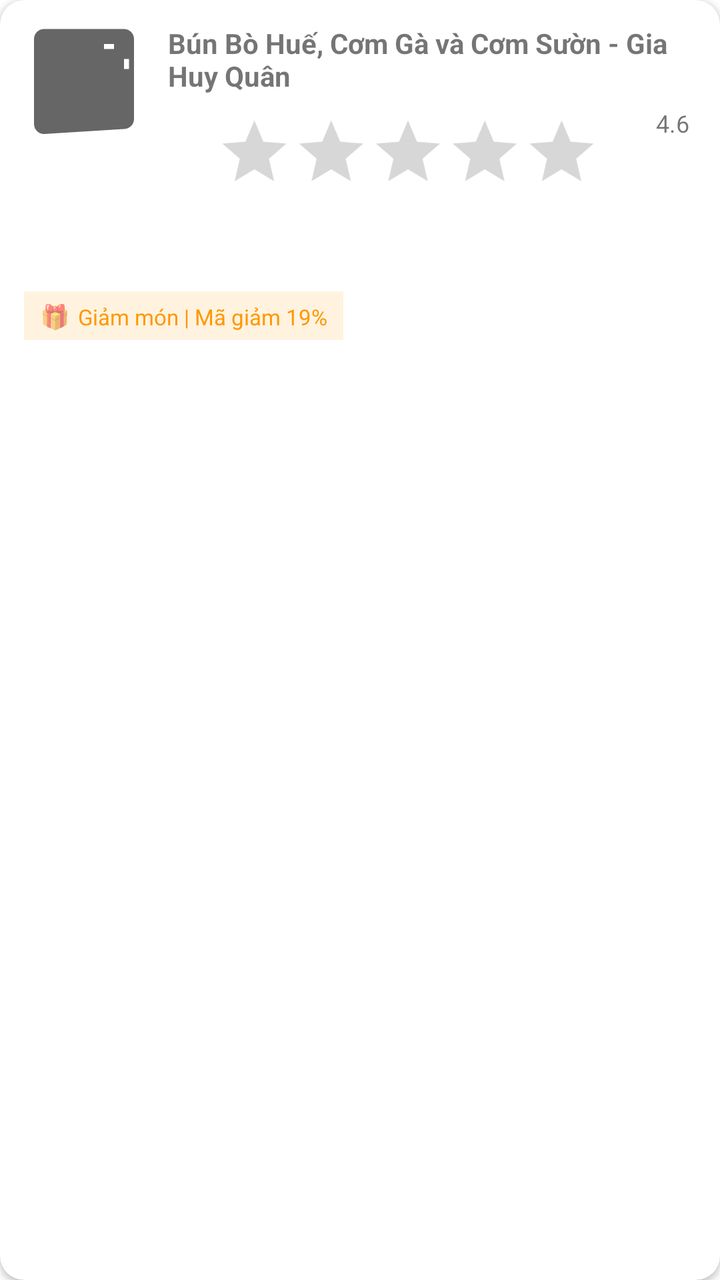
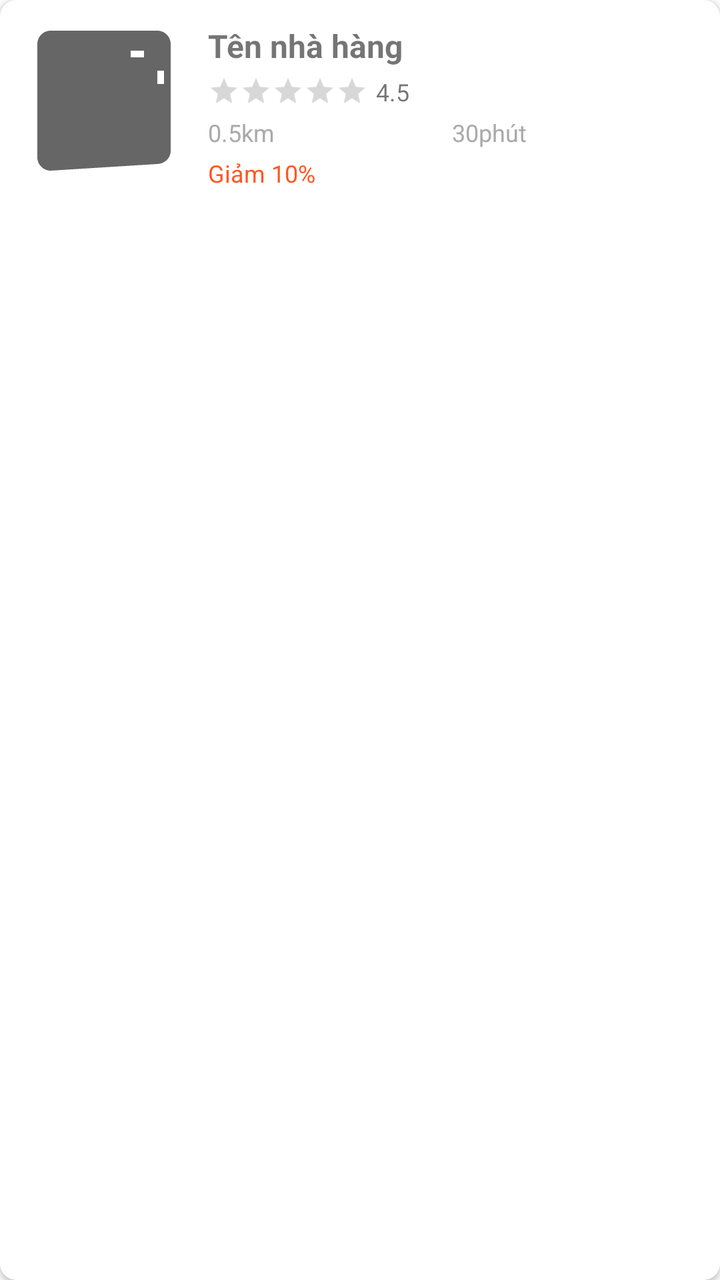

Before-and-after screenshots of an Android layout around one commit, followed by the original layout XML and the change that was made.
<!-- AndroidManifest.xml: application theme Theme.FoodOrder -->
<!-- res/layout/item_suggest_restaurant.xml -->
<?xml version="1.0" encoding="utf-8"?>
<androidx.cardview.widget.CardView xmlns:android="http://schemas.android.com/apk/res/android"
    xmlns:app="http://schemas.android.com/apk/res-auto"
    android:layout_width="match_parent"
    android:layout_height="wrap_content"
    android:layout_marginBottom="12dp"
    app:cardCornerRadius="12dp"
    app:cardElevation="2dp">

    <LinearLayout
        android:layout_width="match_parent"
        android:layout_height="wrap_content"
        android:orientation="vertical"
        android:padding="12dp">

        
        <LinearLayout
            android:layout_width="match_parent"
            android:layout_height="wrap_content"
            android:orientation="horizontal">

            <ImageView
                android:id="@+id/ivRestaurantImage"
                android:layout_width="60dp"
                android:layout_height="60dp"
                android:src="@drawable/ic_food_default"
                android:scaleType="centerCrop" />

            <LinearLayout
                android:layout_width="0dp"
                android:layout_height="wrap_content"
                android:layout_weight="1"
                android:layout_marginStart="12dp"
                android:orientation="vertical">

                <TextView
                    android:id="@+id/tvRestaurantName"
                    android:layout_width="wrap_content"
                    android:layout_height="wrap_content"
                    android:text="Bún Bò Huế, Cơm Gà và Cơm Sườn - Gia Huy Quân"
                    android:textSize="14sp"
                    android:textStyle="bold"
                    android:maxLines="2"
                    android:ellipsize="end" />

                <LinearLayout
                    android:layout_width="wrap_content"
                    android:layout_height="wrap_content"
                    android:layout_marginTop="4dp"
                    android:orientation="horizontal">

                    
                    <RatingBar
                        android:id="@+id/ratingBar"
                        android:layout_width="wrap_content"
                        android:layout_height="wrap_content"
                        android:numStars="5"
                        android:stepSize="0.1"
                        android:isIndicator="true"
                        android:scaleX="0.8"
                        android:scaleY="0.8" />

                    <TextView
                        android:id="@+id/tvRating"
                        android:layout_width="wrap_content"
                        android:layout_height="wrap_content"
                        android:layout_marginStart="4dp"
                        android:text="4.6"
                        android:textSize="12sp" />

                    <TextView
                        android:layout_width="wrap_content"
                        android:layout_height="wrap_content"
                        android:layout_marginStart="8dp"
                        android:text="•"
                        android:textColor="#757575" />

                    <TextView
                        android:id="@+id/tvDistance"
                        android:layout_width="wrap_content"
                        android:layout_height="wrap_content"
                        android:layout_marginStart="8dp"
                        android:text="0.5km"
                        android:textSize="12sp"
                        android:textColor="#757575" />

                    <TextView
                        android:layout_width="wrap_content"
                        android:layout_height="wrap_content"
                        android:layout_marginStart="8dp"
                        android:text="•"
                        android:textColor="#757575" />

                    <TextView
                        android:id="@+id/tvDeliveryTime"
                        android:layout_width="wrap_content"
                        android:layout_height="wrap_content"
                        android:layout_marginStart="8dp"
                        android:text="25phút"
                        android:textSize="12sp"
                        android:textColor="#757575" />

                </LinearLayout>

            </LinearLayout>

        </LinearLayout>

        
        <LinearLayout
            android:layout_width="wrap_content"
            android:layout_height="wrap_content"
            android:layout_marginTop="8dp"
            android:orientation="horizontal"
            android:background="#FFF3E0"
            android:padding="4dp"
            android:paddingStart="8dp"
            android:paddingEnd="8dp">

            <TextView
                android:layout_width="wrap_content"
                android:layout_height="wrap_content"
                android:text="🎁"
                android:textSize="12sp" />

            <TextView
                android:id="@+id/tvDiscount"
                android:layout_width="wrap_content"
                android:layout_height="wrap_content"
                android:layout_marginStart="4dp"
                android:text="Giảm món | Mã giảm 19%"
                android:textSize="11sp"
                android:textColor="#FF9800" />

        </LinearLayout>

    </LinearLayout>

</androidx.cardview.widget.CardView>
<!-- resources referenced by this layout -->
<resources>
  <!-- drawable ic_food_default (drawable) -->
  <?xml version="1.0" encoding="utf-8"?>
  <vector xmlns:android="http://schemas.android.com/apk/res/android"
      android:width="24dp"
      android:height="24dp"
      android:viewportWidth="24"
      android:viewportHeight="24"
      android:tint="?attr/colorControlNormal">
      <path
          android:fillColor="@android:color/white"
          android:pathData="M11,9L9,9L9,7L11,7L11,9zM15,9L13,9L13,7L15,7L15,9zM16,6L18,6L18,4L16,4L16,6zM19,9L21,9L21,7L19,7L19,9zM13,13L15,13L15,11L13,11L13,13zM9,13L11,13L11,11L9,11L9,13zM7,9L9,9L9,7L7,7L7,9zM4,22c-1.1,0 -2,-0.9 -2,-2v0l0,-0.96L2,3c0,-1.1 0.9,-2 2,-2h16c1.1,0 2,0.9 2,2v16c0,0.27 -0.05,0.53 -0.15,0.77 -0.26,0.68 -1.03,1.21 -1.85,1.23L4,22zM20,20L4,20l0,-15.79c0.19,0.48 0.62,0.79 1.11,0.79L18.89,5c0.49,0 0.92,-0.31 1.11,-0.79L20,20zM8,18L8,18c1.1,0 2,-0.9 2,-2v0c0,-1.1 -0.9,-2 -2,-2s-2,0.9 -2,2c0,1.1 0.9,2 2,2zM16,18c1.1,0 2,-0.9 2,-2 0,-1.1 -0.9,-2 -2,-2s-2,0.9 -2,2c0,1.1 0.9,2 2,2z"/>
  </vector>
  <style name="Theme.FoodOrder" parent="Theme.MaterialComponents.DayNight.NoActionBar">
          
          <item name="colorPrimary">@color/primary_color</item>
          <item name="colorPrimaryVariant">@color/primary_dark</item>
          <item name="colorOnPrimary">@color/white</item>
  
          
          <item name="colorSecondary">@color/accent</item>
          <item name="colorSecondaryVariant">@color/teal_700</item>
          <item name="colorOnSecondary">@color/black</item>
  
          
          <item name="android:windowBackground">@color/background</item>
  
          
          <item name="colorSurface">@color/surface</item>
          <item name="colorOnSurface">@color/text_primary</item>
          <item name="colorError">#FF0000</item>
      </style>
  <color name="primary_color">#FF5722</color>
  <color name="primary_dark">#E64A19</color>
  <color name="white">#FFFFFFFF</color>
  <color name="accent">#FFC107</color>
  <color name="teal_700">#FF018786</color>
  <color name="black">#FF000000</color>
  <color name="background">#FFFFFF</color>
  <color name="surface">#F5F5F5</color>
  <color name="text_primary">#212121</color>
</resources>

<!-- the commit's change to res/layout/item_suggest_restaurant.xml (unified diff, before → after) -->
@@ -3,134 +3,95 @@
     xmlns:app="http://schemas.android.com/apk/res-auto"
     android:layout_width="match_parent"
     android:layout_height="wrap_content"
-    android:layout_marginBottom="12dp"
-    app:cardCornerRadius="12dp"
+    android:layout_margin="8dp"
+    app:cardCornerRadius="8dp"
     app:cardElevation="2dp">
 
     <LinearLayout
         android:layout_width="match_parent"
         android:layout_height="wrap_content"
-        android:orientation="vertical"
+        android:orientation="horizontal"
         android:padding="12dp">
 
-        
+        <ImageView
+            android:id="@+id/ivRestaurantImage"
+            android:layout_width="80dp"
+            android:layout_height="80dp"
+            android:src="@drawable/ic_food_default"
+            android:scaleType="centerCrop"
+            android:layout_marginEnd="12dp"/>
+
         <LinearLayout
-            android:layout_width="match_parent"
+            android:layout_width="0dp"
             android:layout_height="wrap_content"
-            android:orientation="horizontal">
+            android:layout_weight="1"
+            android:orientation="vertical">
 
-            <ImageView
-                android:id="@+id/ivRestaurantImage"
-                android:layout_width="60dp"
-                android:layout_height="60dp"
-                android:src="@drawable/ic_food_default"
-                android:scaleType="centerCrop" />
+            <TextView
+                android:id="@+id/tvRestaurantName"
+                android:layout_width="wrap_content"
+                android:layout_height="wrap_content"
+                android:text="Tên nhà hàng"
+                android:textSize="16sp"
+                android:textStyle="bold"/>
 
             <LinearLayout
-                android:layout_width="0dp"
+                android:layout_width="match_parent"
                 android:layout_height="wrap_content"
-                android:layout_weight="1"
-                android:layout_marginStart="12dp"
-                android:orientation="vertical">
+                android:orientation="horizontal"
+                android:layout_marginTop="4dp">
+
+                <RatingBar
+                    android:id="@+id/ratingBar"
+                    android:layout_width="wrap_content"
+                    android:layout_height="wrap_content"
+                    android:numStars="5"
+                    android:stepSize="0.1"
+                    android:isIndicator="true"
+                    style="?android:attr/ratingBarStyleSmall"/>
 
                 <TextView
-                    android:id="@+id/tvRestaurantName"
+                    android:id="@+id/tvRating"
                     android:layout_width="wrap_content"
                     android:layout_height="wrap_content"
-                    android:text="Bún Bò Huế, Cơm Gà và Cơm Sườn - Gia Huy Quân"
-                    android:textSize="14sp"
-                    android:textStyle="bold"
-                    android:maxLines="2"
-                    android:ellipsize="end" />
-
-                <LinearLayout
-                    android:layout_width="wrap_content"
-                    android:layout_height="wrap_content"
-                    android:layout_marginTop="4dp"
-                    android:orientation="horizontal">
-
-                    
-                    <RatingBar
-                        android:id="@+id/ratingBar"
-                        android:layout_width="wrap_content"
-                        android:layout_height="wrap_content"
-                        android:numStars="5"
-                        android:stepSize="0.1"
-                        android:isIndicator="true"
-                        android:scaleX="0.8"
-                        android:scaleY="0.8" />
-
-                    <TextView
-                        android:id="@+id/tvRating"
-                        android:layout_width="wrap_content"
-                        android:layout_height="wrap_content"
-                        android:layout_marginStart="4dp"
-                        android:text="4.6"
-                        android:textSize="12sp" />
-
-                    <TextView
-                        android:layout_width="wrap_content"
-                        android:layout_height="wrap_content"
-                        android:layout_marginStart="8dp"
-                        android:text="•"
-                        android:textColor="#757575" />
-
-                    <TextView
-                        android:id="@+id/tvDistance"
-                        android:layout_width="wrap_content"
-                        android:layout_height="wrap_content"
-                        android:layout_marginStart="8dp"
-                        android:text="0.5km"
-                        android:textSize="12sp"
-                        android:textColor="#757575" />
-
-                    <TextView
-                        android:layout_width="wrap_content"
-                        android:layout_height="wrap_content"
-                        android:layout_marginStart="8dp"
-                        android:text="•"
-                        android:textColor="#757575" />
-
-                    <TextView
-                        android:id="@+id/tvDeliveryTime"
-                        android:layout_width="wrap_content"
-                        android:layout_height="wrap_content"
-                        android:layout_marginStart="8dp"
-                        android:text="25phút"
-                        android:textSize="12sp"
-                        android:textColor="#757575" />
-
-                </LinearLayout>
-
+                    android:text="4.5"
+                    android:textSize="12sp"
+                    android:layout_marginStart="4dp"/>
             </LinearLayout>
 
-        </LinearLayout>
+            <LinearLayout
+                android:layout_width="match_parent"
+                android:layout_height="wrap_content"
+                android:orientation="horizontal"
+                android:layout_marginTop="4dp">
 
-        
-        <LinearLayout
-            android:layout_width="wrap_content"
-            android:layout_height="wrap_content"
-            android:layout_marginTop="8dp"
-            android:orientation="horizontal"
-            android:background="#FFF3E0"
-            android:padding="4dp"
-            android:paddingStart="8dp"
-            android:paddingEnd="8dp">
+                <TextView
+                    android:id="@+id/tvDistance"
+                    android:layout_width="0dp"
+                    android:layout_height="wrap_content"
+                    android:layout_weight="1"
+                    android:text="0.5km"
+                    android:textSize="12sp"
+                    android:textColor="@android:color/darker_gray"/>
 
-            <TextView
-                android:layout_width="wrap_content"
-                android:layout_height="wrap_content"
-                android:text="🎁"
-                android:textSize="12sp" />
+                <TextView
+                    android:id="@+id/tvDeliveryTime"
+                    android:layout_width="0dp"
+                    android:layout_height="wrap_content"
+                    android:layout_weight="1"
+                    android:text="30phút"
+                    android:textSize="12sp"
+                    android:textColor="@android:color/darker_gray"/>
+            </LinearLayout>
 
             <TextView
                 android:id="@+id/tvDiscount"
                 android:layout_width="wrap_content"
                 android:layout_height="wrap_content"
-                android:layout_marginStart="4dp"
-                android:text="Giảm món | Mã giảm 19%"
-                android:textSize="11sp"
-                android:textColor="#FF9800" />
+                android:text="Giảm 10%"
+                android:textSize="12sp"
+                android:textColor="@color/primary_color"
+                android:layout_marginTop="4dp"/>
 
         </LinearLayout>
 
